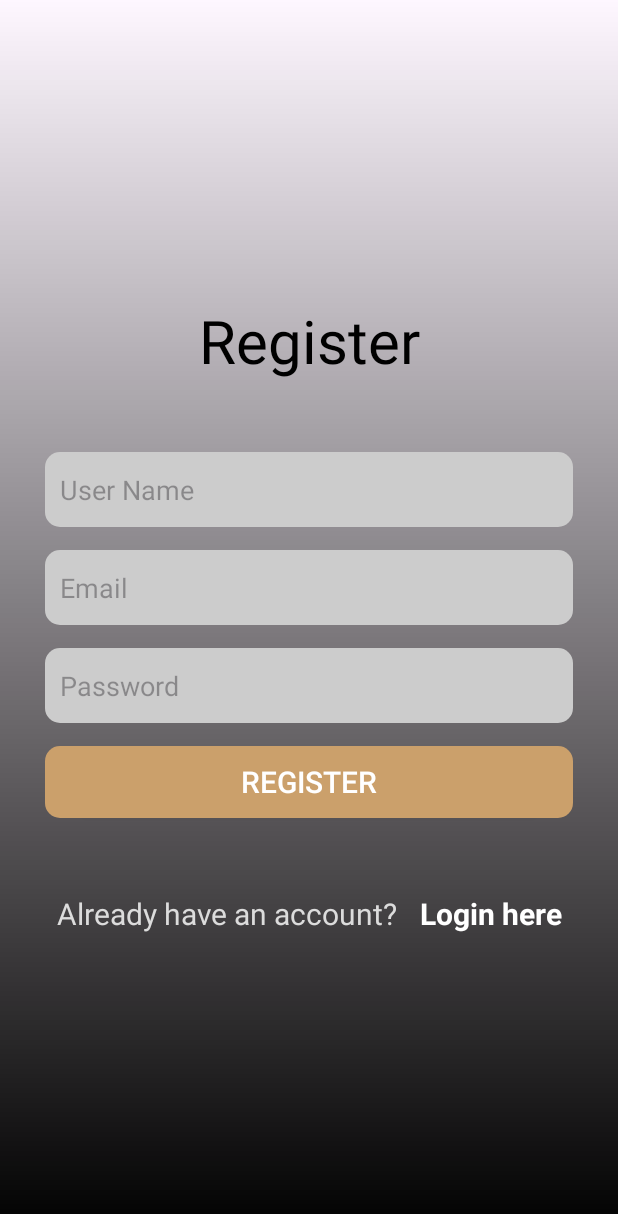
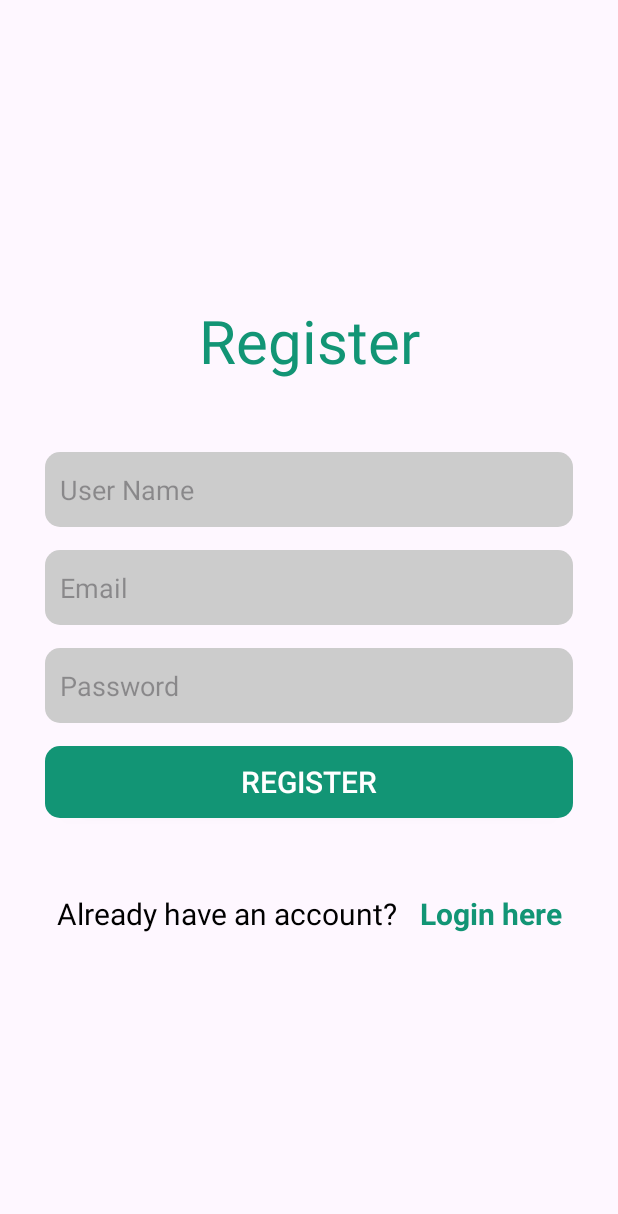
Before and after one commit to Ebrahim011/RecipeApp, an Android app: the RegisterFragment screen opened through its navigation route, on a phone screen of 412 x 824 dp. Shown: the top 1214 px of the screen. Run offline under Robolectric (Android 15) with nearby library versions, the phone set to English and light mode, and no system bars; 1 statement that could not run was skipped.

Commit message:
Adjusted UI

```diff
--- a/app/src/main/res/drawable/login_shape.xml
+++ b/app/src/main/res/drawable/login_shape.xml
@@ -2,6 +2,6 @@
 <shape xmlns:android="http://schemas.android.com/apk/res/android">
 
     <corners android:radius="10dp"/>
-    <solid android:color="#CBA06B"/>
+    <solid android:color="#129575"/>
 
 </shape>
--- a/app/src/main/res/layout/fragment_register.xml
+++ b/app/src/main/res/layout/fragment_register.xml
@@ -5,7 +5,7 @@
     android:layout_width="match_parent"
 
     android:layout_height="match_parent"
-    android:background="@drawable/dark_gradient"
+
     tools:context=".LoginFragment">
     <androidx.constraintlayout.widget.ConstraintLayout
         android:layout_gravity="center"
@@ -17,7 +17,7 @@
         android:layout_height="wrap_content"
         android:gravity="center"
         android:text="Register"
-        android:textColor="@color/black"
+        android:textColor="#129575"
         android:textSize="40dp"
         android:layout_marginBottom="50dp"
         app:layout_constraintTop_toTopOf="parent"
@@ -92,7 +92,7 @@
             android:layout_width="wrap_content"
             android:layout_height="wrap_content"
             android:text="Already have an account?  "
-            android:textColor="#DCDCDC"
+            android:textColor="@color/black"
             android:textSize="20sp" />
 
         <TextView
@@ -101,7 +101,7 @@
             android:layout_height="wrap_content"
             android:layout_marginStart="5dp"
             android:text="Login here"
-            android:textColor="@color/white"
+            android:textColor="#129575"
             android:textSize="20sp"
             android:textStyle="bold" />
     </LinearLayout>
```
Also changed, not shown: app/src/main/res/layout/fragment_login.xml (+4 -4 lines).
